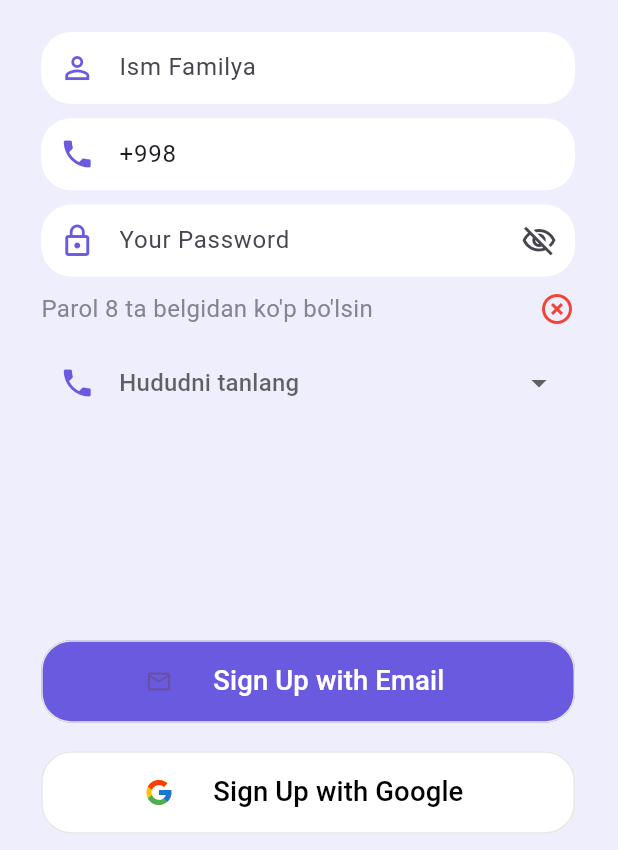
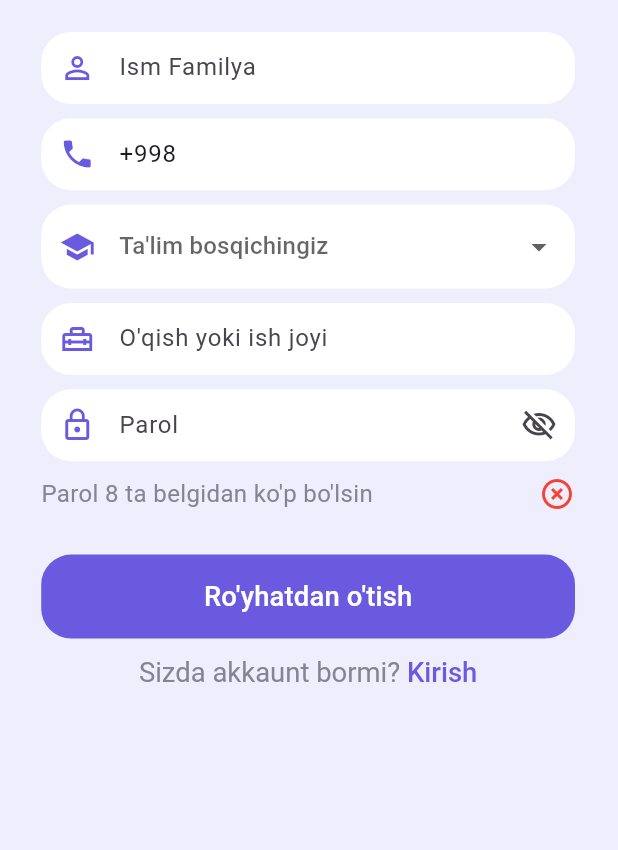
Before and after one commit to samandaruzbekistan/quizgram_mobile, a Flutter app: the SignUpScreen screen opened directly, on a phone screen of 412 x 824 dp, the part 386-1236 px from its top. Run offline on Flutter 3.47's test engine with Material 3 defaults, Android fonts, the phone set to English and light mode, and no system bars; our stand-ins replace carousel_slider, charts_flutter, chips_choice_null_safety, dropdown_button2, fl_chart, flutter_keyboard_visibility and 5 more; missing offline and left inert: flutter_polygon, flutter_sound; Roboto replaces fonts that are missing (Rubik).

Commit message:
register screen added

```diff
--- /dev/null
+++ b/lib/controllers/auth_api_controller.dart
@@ -0,0 +1,30 @@
+import 'package:quizgram/utils/constant.dart';
+import 'package:http/http.dart' as http;
+
+class AuthApiController{
+
+
+  void register({
+    required String name,
+    required String phone,
+    required String state,
+    required String eduState,
+    required String pass}){
+
+
+  }
+
+  Future<int> check_user(String phone) async {
+    var request = http.MultipartRequest('POST', Uri.parse(WebApiConstans.checkUser));
+    request.fields.addAll({
+      'phone': phone
+    });
+    http.StreamedResponse response = await request.send();
+    if (response.statusCode == 200) {
+      return 1;
+    }
+    else {
+      return 0;
+    }
+  }
+}
--- a/lib/screens/sign_up_screen/sign_up_screen.dart
+++ b/lib/screens/sign_up_screen/sign_up_screen.dart
@@ -6,6 +6,7 @@ import 'package:flutter/services.dart';
 import 'package:flutter_screenutil/flutter_screenutil.dart';
 import 'package:flutter_svg/svg.dart';
 import 'package:provider/provider.dart';
+import 'package:quizgram/controllers/auth_api_controller.dart';
 import 'package:quizgram/screens/login_screen/login_screen.dart';
 import 'package:quizgram/screens/sign_up_with_email_screen/sign_up_with_email_screen.dart';
 import 'package:quizgram/utils/constant.dart';
@@ -26,7 +27,7 @@ class _SignUpScreenState extends State<SignUpScreen> {
   bool _obscured = true;
   final _nameController = TextEditingController();
   final _passController = TextEditingController();
-  final _usernameController = TextEditingController();
+  final _stateController = TextEditingController();
   final _phoneController = TextEditingController();
 
   void _toggleObscured() {
@@ -36,7 +37,7 @@ class _SignUpScreenState extends State<SignUpScreen> {
         return;
       } // If focus is on text field, dont unfocus
       textFieldFocusNode.canRequestFocus =
-      false; // Prevents focus if tap on eye
+          false; // Prevents focus if tap on eye
     });
   }
 
@@ -44,18 +45,31 @@ class _SignUpScreenState extends State<SignUpScreen> {
   String selectedRegionName = "";
   List<DropdownMenuItem<String>> dropdownItems = [
     DropdownMenuItem(
-      value: 'student',
-      child: Text('Student'),
+      value: 'pupil',
+      child: Text('O\'quvchi'),
     ),
     DropdownMenuItem(
       value: 'teacher',
-      child: Text('Teacher'),
+      child: Text('O\'qituvchi'),
+    ),
+    DropdownMenuItem(
+      value: 'student',
+      child: Text('Talaba'),
+    ),
+    DropdownMenuItem(
+      value: 'abituriyent',
+      child: Text('Abituriyent'),
+    ),
+    DropdownMenuItem(
+      value: 'person',
+      child: Text('Erkin izlanuvchi'),
     ),
   ];
 
   @override
   Widget build(BuildContext context) {
-    _phoneController.text="+998";
+    AuthApiController api_controller = AuthApiController();
+    _phoneController.text = "+998";
     return Scaffold(
       extendBodyBehindAppBar: true,
       appBar: AppBar(
@@ -76,14 +90,19 @@ class _SignUpScreenState extends State<SignUpScreen> {
         child: SingleChildScrollView(
           physics: const BouncingScrollPhysics(),
           child: Column(
+            // crossAxisAlignment: CrossAxisAlignment.start,
             children: [
-              SizedBox(height: ScreenUtil().setHeight(100),),
+              SizedBox(
+                height: ScreenUtil().setHeight(100),
+              ),
               Container(
                 child: Image.asset(Images.appLogoShadow),
                 // height: ScreenUtil().setHeight(46),
                 width: ScreenUtil().setWidth(130),
               ),
-              SizedBox(height: ScreenUtil().setHeight(10),),
+              SizedBox(
+                height: ScreenUtil().setHeight(10),
+              ),
               Container(
                 width: MediaQuery.of(context).size.width,
                 margin: EdgeInsets.only(
@@ -113,10 +132,63 @@ class _SignUpScreenState extends State<SignUpScreen> {
                   top: ScreenUtil().setHeight(8),
                 ),
                 child: TextFormField(
+                  keyboardType: TextInputType.number,
                   controller: _phoneController,
                   onTap: () {},
                   decoration: InputDecoration(
-                    prefixIcon: Icon(Icons.phone,
+                    prefixIcon:
+                        Icon(Icons.phone, color: ColorsHelpers.primaryColor),
+                    border: OutlineInputBorder(
+                        borderSide: BorderSide.none,
+                        borderRadius: BorderRadius.circular(20.0)),
+                    fillColor: Colors.white,
+                    filled: true,
+                    contentPadding: EdgeInsets.only(
+                      left: ScreenUtil().setWidth(19),
+                    ),
+                    hintText: 'Telefon',
+                  ),
+                ),
+              ),
+              Container(
+                width: MediaQuery.of(context).size.width,
+                margin: EdgeInsets.only(
+                  top: ScreenUtil().setHeight(8),
+                ),
+                child: DropdownButtonFormField(
+                  decoration: InputDecoration(
+                    filled: true,
+                    prefixIcon:
+                        Icon(Icons.school, color: ColorsHelpers.primaryColor),
+                    border: OutlineInputBorder(
+                        borderSide: BorderSide.none,
+                        borderRadius: BorderRadius.circular(20.0)),
+                    fillColor: Colors.white,
+                  ),
+                  hint: Text("Ta'lim bosqichingiz"),
+                  validator: (value) => value == null ? "Select a role" : null,
+                  value: selectedValue,
+                  onChanged: (String? newValue) {
+                    setState(() {
+                      selectedValue = newValue!;
+                      selectedRegionName = dropdownItems
+                          .firstWhere((item) => item.value == newValue)
+                          .child
+                          .toString();
+                    });
+                  },
+                  items: dropdownItems,
+                ),
+              ),
+              Container(
+                width: MediaQuery.of(context).size.width,
+                margin: EdgeInsets.only(
+                  top: ScreenUtil().setHeight(8),
+                ),
+                child: TextFormField(
+                  controller: _stateController,
+                  decoration: InputDecoration(
+                    prefixIcon: Icon(Icons.home_repair_service_outlined,
                         color: ColorsHelpers.primaryColor),
                     border: OutlineInputBorder(
                         borderSide: BorderSide.none,
@@ -126,7 +198,7 @@ class _SignUpScreenState extends State<SignUpScreen> {
                     contentPadding: EdgeInsets.only(
                       left: ScreenUtil().setWidth(19),
                     ),
-                    hintText: 'Telefon',
+                    hintText: 'O\'qish yoki ish joyi',
                   ),
                 ),
               ),
@@ -166,40 +238,33 @@ class _SignUpScreenState extends State<SignUpScreen> {
                         ),
                         border: OutlineInputBorder(
                             borderSide: BorderSide.none,
-                            borderRadius:
-                            BorderRadius.circular(20.0)),
+                            borderRadius: BorderRadius.circular(20.0)),
                         fillColor: Colors.white,
                         filled: true,
                         contentPadding: EdgeInsets.only(
                           left: ScreenUtil().setWidth(19),
                         ),
-                        hintText: 'Your Password',
+                        hintText: 'Parol',
                       ),
                     ),
                   ),
                   Row(
                     crossAxisAlignment: CrossAxisAlignment.center,
-                    mainAxisAlignment:
-                    MainAxisAlignment.spaceBetween,
+                    mainAxisAlignment: MainAxisAlignment.spaceBetween,
                     children: [
                       Container(
-                        margin: EdgeInsets.only(
-                            top: ScreenUtil().setHeight(8)),
+                        margin: EdgeInsets.only(top: ScreenUtil().setHeight(8)),
                         child: widgetText(
                           'Parol 8 ta belgidan ko\'p bo\'lsin',
                           fontWeight: FontWeight.w400,
                           fontSize: ScreenUtil().setSp(14),
-                          color: const Color.fromRGBO(
-                              133, 132, 148, 1),
+                          color: const Color.fromRGBO(133, 132, 148, 1),
                         ),
                       ),
                       Container(
-                        margin: EdgeInsets.only(
-                            top: ScreenUtil().setHeight(8)),
+                        margin: EdgeInsets.only(top: ScreenUtil().setHeight(8)),
                         child: Icon(
-                          isValidPass
-                              ? Icons.check
-                              : Icons.highlight_off_sharp,
+                          isValidPass ? Icons.check : Icons.highlight_off_sharp,
                           color: isValidPass
                               ? ColorsHelpers.primaryColor
                               : Colors.red,
@@ -210,155 +275,39 @@ class _SignUpScreenState extends State<SignUpScreen> {
                 ],
               ),
               Container(
-                width: MediaQuery.of(context).size.width,
                 margin: EdgeInsets.only(
-                  top: ScreenUtil().setHeight(8),
+                  top: ScreenUtil().setHeight(24),
                 ),
-                child: DropdownButtonFormField(
-                  decoration: InputDecoration(
-                    prefixIcon: Icon(Icons.phone,
-                        color: ColorsHelpers.primaryColor),
-                    border: OutlineInputBorder(
-                        borderSide: BorderSide.none,
-                        borderRadius: BorderRadius.circular(20.0)),
-                    fillColor: Colors.white,
-                  ),
-                  hint: Text("Hududni tanlang"),
-                  validator: (value) =>
-                  value == null ? "Select a role" : null,
-                  value: selectedValue,
-                  onChanged: (String? newValue) {
-                    setState(() {
-                      selectedValue = newValue!;
-                      selectedRegionName = dropdownItems
-                          .firstWhere((item) => item.value == newValue)
-                          .child
-                          .toString();
-                    });
-                  },
-                  items: dropdownItems,
-                ),
-              ),
-              Container(
-                height: ScreenUtil().setHeight(46),
-                width: ScreenUtil().setWidth(327),
-                margin: EdgeInsets.only(top: ScreenUtil().setHeight(120)),
-                child: ElevatedButton(
-                  style: ElevatedButton.styleFrom(
-                      shadowColor: Colors.transparent,
-                      shape: RoundedRectangleBorder(
-                          borderRadius: BorderRadius.circular(20.0),
-                          side: const BorderSide(
-                              color: Color.fromRGBO(230, 230, 230, 1))),
-                      backgroundColor: ColorsHelpers.primaryColor),
-                  onPressed: () {
-                    Navigator.push(
-                        context,
-                        MaterialPageRoute(
-                            builder: (context) =>
-                                const SignUpWithEmailScreen()));
-                  },
-                  child: Container(
-                    padding: EdgeInsets.only(left: ScreenUtil().setWidth(16)),
-                    child: Row(
-                      children: <Widget>[
-                        const Expanded(
-                            flex: 1, child: Icon(Icons.mail_outline)),
-                        Expanded(
-                            flex: 3,
-                            child: widgetText("Sign Up with Email",
-                                color: Colors.white,
-                                fontWeight: FontWeight.w500,
-                                fontSize: ScreenUtil().setSp(16))),
-                      ],
-                    ),
-                  ),
-                ),
-              ),
-              Container(
-                height: ScreenUtil().setHeight(46),
-                width: ScreenUtil().setWidth(327),
-                margin: EdgeInsets.only(top: ScreenUtil().setHeight(16)),
-                child: ElevatedButton(
-                  style: ElevatedButton.styleFrom(
-                      shadowColor: Colors.transparent,
-                      shape: RoundedRectangleBorder(
-                          borderRadius: BorderRadius.circular(20.0),
-                          side: const BorderSide(
-                              color: Color.fromRGBO(230, 230, 230, 1))),
-                      backgroundColor: Colors.white),
-                  onPressed: () {},
-                  child: Container(
-                    padding: EdgeInsets.only(left: ScreenUtil().setWidth(16)),
-                    child: Row(
-                      children: <Widget>[
-                        Expanded(
-                          flex: 1,
-                          child: SvgPicture.asset(
-                            Images.googleIcon,
-                          ),
-                        ),
-                        Expanded(
-                            flex: 3,
-                            child: widgetText("Sign Up with Google",
-                                color: Colors.black,
-                                fontWeight: FontWeight.w500,
-                                fontSize: ScreenUtil().setSp(16))),
-                      ],
-                    ),
-                  ),
-                ),
-              ),
-              Container(
-                height: ScreenUtil().setHeight(46),
-                width: ScreenUtil().setWidth(327),
-                margin: EdgeInsets.only(top: ScreenUtil().setHeight(16)),
-                child: ElevatedButton(
-                  style: ElevatedButton.styleFrom(
-                      shadowColor: Colors.transparent,
-                      shape: RoundedRectangleBorder(
-                          borderRadius: BorderRadius.circular(20.0),
-                          side: const BorderSide(
-                              color: Color.fromRGBO(230, 230, 230, 1))),
-                      backgroundColor: const Color.fromRGBO(0, 86, 178, 1)),
-                  onPressed: () {},
-                  child: Container(
-                    padding: EdgeInsets.only(left: ScreenUtil().setWidth(16)),
-                    child: Row(
-                      children: <Widget>[
-                        Expanded(
-                          flex: 1,
-                          child: SvgPicture.asset(
-                            Images.fbIcon,
-                          ),
-                        ),
-                        Expanded(
-                            flex: 3,
-                            child: widgetText("Sign Up with Facebook",
-                                color: Colors.white,
-                                fontWeight: FontWeight.w500,
-                                fontSize: ScreenUtil().setSp(16))),
-                      ],
-                    ),
-                  ),
-                ),
+                width: double.infinity,
+                child: widgetButton(
+                    widgetText('Ro\'yhatdan o\'tish',
+                        color: Colors.white,
+                        fontWeight: FontWeight.w500,
+                        fontSize: ScreenUtil().setSp(16)),
+                    height: 56.0,
+                    radius: 20.0,
+                    width: MediaQuery.of(context).size.width,
+                    () async {
+                      var result = await api_controller.check_user(_phoneController.text);
+                      print(result);
+                    }),
               ),
               Container(
                 margin: EdgeInsets.only(
-                    top: ScreenUtil().setHeight(24),
+                    top: ScreenUtil().setHeight(10),
                     bottom: ScreenUtil().setHeight(24)),
                 child: RichText(
                   textAlign: TextAlign.center,
                   text: TextSpan(
                     children: [
                       TextSpan(
-                          text: "Already have an account? ",
+                          text: "Sizda akkaunt bormi? ",
                           style: TextStyle(
                               color: const Color.fromRGBO(133, 132, 148, 1),
                               fontWeight: FontWeight.w400,
                               fontSize: ScreenUtil().setSp(16))),
                       TextSpan(
-                        text: 'Login',
+                        text: 'Kirish',
                         recognizer: TapGestureRecognizer()
                           ..onTap = () {
                             Navigator.push(
@@ -375,46 +324,10 @@ class _SignUpScreenState extends State<SignUpScreen> {
                   ),
                 ),
               ),
-              RichText(
-                textAlign: TextAlign.center,
-                text: TextSpan(
-                  children: [
-                    TextSpan(
-                        text: "By continuing, you agree to the ",
-                        style: TextStyle(
-                            color: const Color.fromRGBO(133, 132, 148, 1),
-                            fontSize: ScreenUtil().setSp(14),
-                            fontWeight: FontWeight.w400)),
-                    TextSpan(
-                      text: 'Terms of Services ',
-                      style: TextStyle(
-                          color: const Color.fromRGBO(73, 70, 95, 1),
-                          fontSize: ScreenUtil().setSp(14),
-                          fontWeight: FontWeight.w500),
-                    ),
-                    TextSpan(
-                        text: '& ',
-                        style: TextStyle(
-                            color: const Color.fromRGBO(133, 132, 148, 1),
-                            fontSize: ScreenUtil().setSp(14),
-                            fontWeight: FontWeight.w400)),
-                    TextSpan(
-                      text: 'Privacy Policy',
-                      style: TextStyle(
-                          color: const Color.fromRGBO(73, 70, 95, 1),
-                          fontSize: ScreenUtil().setSp(14),
-                          fontWeight: FontWeight.w500),
-                    ),
-                  ],
-                ),
-              ),
             ],
           ),
         ),
       ),
     );
   }
-
-
-
 }
--- a/lib/utils/constant.dart
+++ b/lib/utils/constant.dart
@@ -1,4 +1,10 @@
 import 'package:flutter/material.dart';
+
+class WebApiConstans{
+  static String baseUrl = 'https://mobile.quizgram.uz/api/';
+  static String loginUrl = baseUrl+'login';
+  static String checkUser = baseUrl+'check-user';
+}
 
 class ColorsHelpers {
   static Color primaryColor = const Color.fromRGBO(106, 90, 224, 1);
--- a/pubspec.yaml
+++ b/pubspec.yaml
@@ -46,6 +46,9 @@ dependencies:
   #  audioplayers:
   fl_chart: ^0.35.0
   line_chart: ^1.1.11
+  http: ^1.1.0
+  hive:
+  hive_flutter:
 
 
   chips_choice_null_safety: ^2.0.6
@@ -58,6 +61,7 @@ dependencies:
 dev_dependencies:
   flutter_test:
     sdk: flutter
+  hive_generator:
 
   # The "flutter_lints" package below contains a set of recommended lints to
   # encourage good coding practices. The lint set provided by the package is
```
Also changed, not shown: pubspec.lock.
